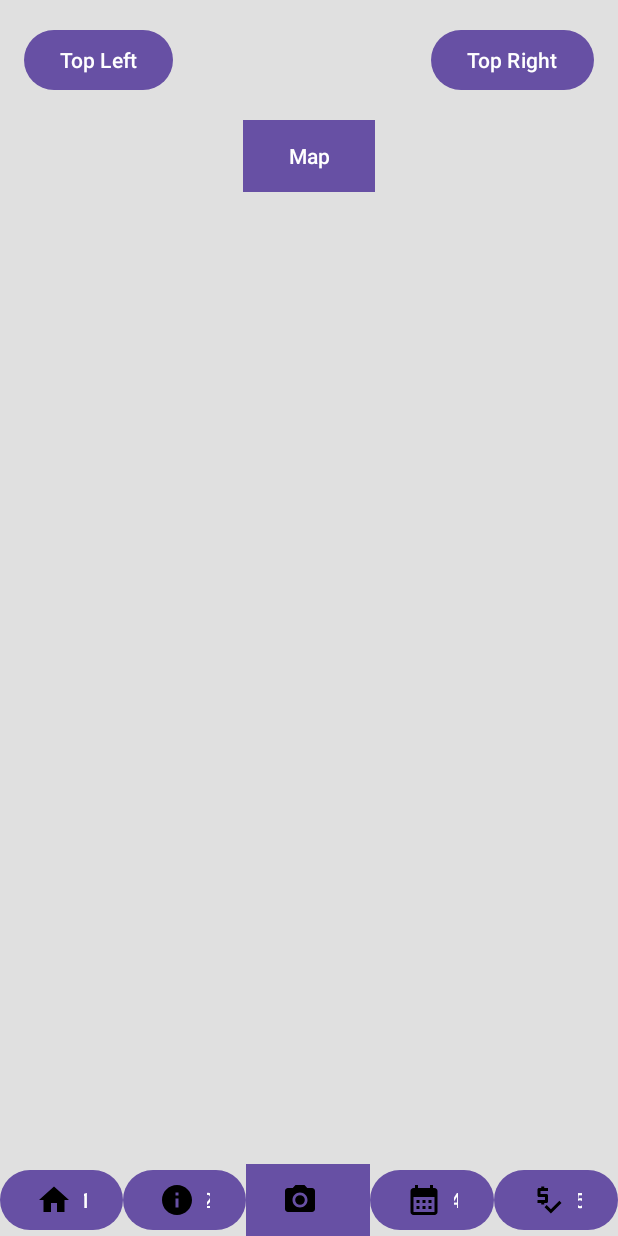
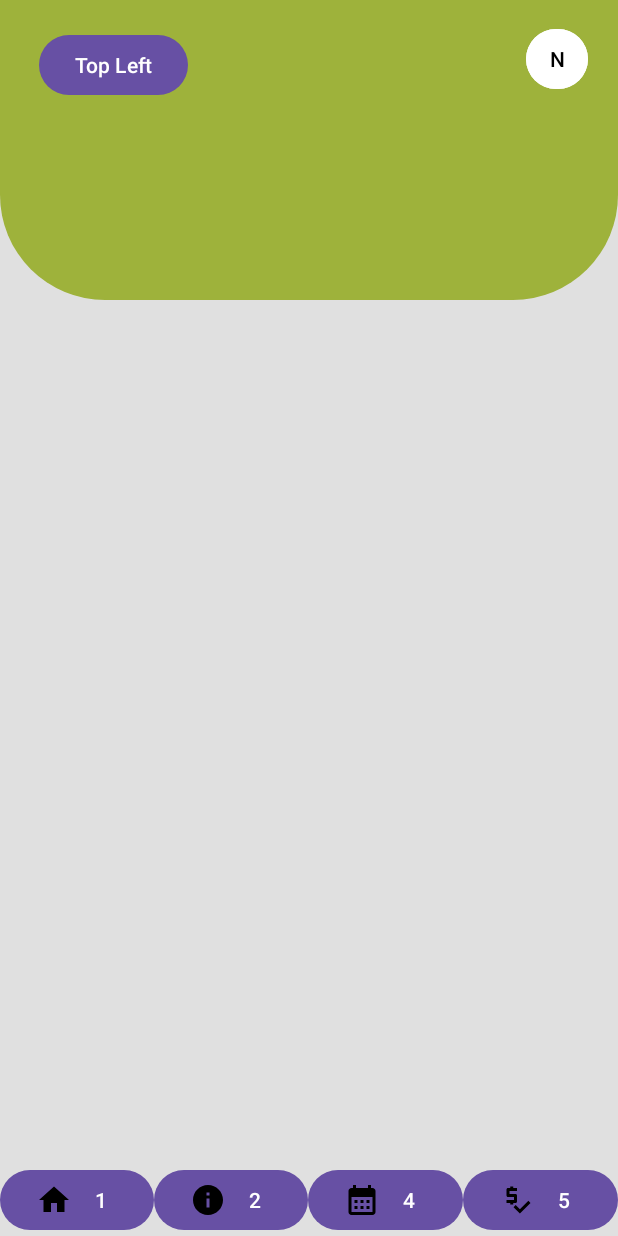
Before and after one commit to marioalmandoz/Waste_reductio_app, an Android app: the screen it shows after launch (MainActivity), on a phone screen of 412 x 824 dp. Run offline under Robolectric (Android 15) with nearby library versions, the phone set to English and light mode, and no system bars.

Commit message:
Started adding layouts for the home page

```diff
--- a/app/src/main/java/net/wastereduction/MainActivity.kt
+++ b/app/src/main/java/net/wastereduction/MainActivity.kt
@@ -51,10 +51,10 @@ class MainActivity : AppCompatActivity() {
                         Toast.LENGTH_SHORT).show()
                 }
         }
-        binding.btnBc.setOnClickListener(){requestCamera?.launch(Manifest.permission.CAMERA)}
-        binding.btnBc.setCompoundDrawablesWithIntrinsicBounds(ContextCompat.getDrawable(this, R.drawable.baseline_photo_camera_24),null,null,null)
+//        binding.btnBc.setOnClickListener(){requestCamera?.launch(Manifest.permission.CAMERA)}
+//        binding.btnBc.setCompoundDrawablesWithIntrinsicBounds(ContextCompat.getDrawable(this, R.drawable.baseline_photo_camera_24),null,null,null)
+//
 
-        binding.btnMaps.setOnClickListener { abrirMaps() }
 
         binding.button1.setCompoundDrawablesWithIntrinsicBounds(ContextCompat.getDrawable(this, R.drawable.icon_home),null,null,null)
 
--- /dev/null
+++ b/app/src/main/res/drawable/profile_rounded.xml
@@ -0,0 +1,5 @@
+<?xml version="1.0" encoding="utf-8"?>
+<shape xmlns:android="http://schemas.android.com/apk/res/android">
+    <corners
+        android:radius="10dp" />
+</shape>
--- /dev/null
+++ b/app/src/main/res/drawable/rounded_view_background.xml
@@ -0,0 +1,8 @@
+<?xml version="1.0" encoding="utf-8"?>
+<shape xmlns:android="http://schemas.android.com/apk/res/android">
+    <solid android:color="#9EB23B" /> <!-- Background color -->
+    <corners
+        android:bottomLeftRadius="70dp"
+        android:bottomRightRadius="70dp"
+        />
+</shape>
--- a/app/src/main/res/layout/activity_main.xml
+++ b/app/src/main/res/layout/activity_main.xml
@@ -1,41 +1,47 @@
 <?xml version="1.0" encoding="utf-8"?>
+
+
 <RelativeLayout
     xmlns:android="http://schemas.android.com/apk/res/android"
+    xmlns:tools="http://schemas.android.com/tools"
     android:id="@+id/rootLayout"
     android:layout_width="match_parent"
     android:layout_height="match_parent"
-    android:background="#E0E0E0">
+    android:background="#E0E0E0"
+    tools:ignore="ExtraText">
+
+    <View
+        android:id="@+id/myView"
+        android:layout_width="match_parent"
+        android:layout_height="200dp"
+        android:background="@drawable/rounded_view_background" />
+
+
+
+
 
     <Button
         android:id="@+id/btnTopLeft"
         android:layout_width="wrap_content"
         android:layout_height="wrap_content"
-        android:text="Top Left"
         android:layout_alignParentStart="true"
         android:layout_alignParentTop="true"
-        android:layout_marginStart="16dp"
-        android:layout_marginTop="16dp"/>
+        android:layout_marginStart="26dp"
+        android:layout_marginTop="19dp"
+        android:text="Top Left" />
 
     <Button
         android:id="@+id/btnTopRight"
-        android:layout_width="wrap_content"
+        android:layout_width="41dp"
         android:layout_height="wrap_content"
-        android:text="Top Right"
+        android:layout_alignParentTop="true"
         android:layout_alignParentEnd="true"
-        android:layout_alignParentTop="true"
-        android:layout_marginEnd="16dp"
-        android:layout_marginTop="16dp"/>
-
-    <Button
-        android:id="@+id/btnMaps"
-        android:layout_width="wrap_content"
-        android:layout_height="wrap_content"
-        android:text="Map"
-        android:layout_centerHorizontal="true"
-        android:background="#9EB23B"
-        android:layout_below="@+id/btnTopLeft"
-        android:layout_marginTop="16dp"
-        />
+        android:layout_marginTop="15dp"
+        android:layout_marginEnd="20dp"
+        android:backgroundTint="@android:color/white"
+        android:padding="10dp"
+        android:text="N"
+        android:textColor="@android:color/black" />
 
     <LinearLayout
         android:id="@+id/bottomMenu"
@@ -60,14 +66,14 @@
             android:layout_weight="1"
             android:text="2"/>
 
-        <Button
-            android:id="@+id/btnBc"
-            android:layout_width="0dp"
-            android:layout_height="wrap_content"
-            android:layout_weight="1"
-            android:text=""
-            android:background="#9EB23B"
-            android:textColor="#FFFFFF"/>
+<!--        <Button-->
+<!--            android:id="@+id/btnBc"-->
+<!--            android:layout_width="0dp"-->
+<!--            android:layout_height="wrap_content"-->
+<!--            android:layout_weight="1"-->
+<!--            android:text="home"-->
+<!--            android:background="#9EB23B"-->
+<!--            android:textColor="#FFFFFF"/>-->
 
         <Button
             android:id="@+id/button4"
@@ -84,4 +90,6 @@
             android:text="5"/>
 
     </LinearLayout>
+
+
 </RelativeLayout>
--- a/app/src/main/res/values/colors.xml
+++ b/app/src/main/res/values/colors.xml
@@ -1,5 +1,8 @@
 <?xml version="1.0" encoding="utf-8"?>
 <resources>
-    <color name="black">#FF000000</color>
-    <color name="white">#FFFFFFFF</color>
+    <color name="colorPrimary">#9EB23B</color>
+    <color name="colorPrimaryDark">#9EB23B</color>
+    <color name="colorAccent">#9EB23B</color>
+    <!-- Define your custom colors below -->
+    <color name="your_color">#9EB23B</color>
 </resources>
```
